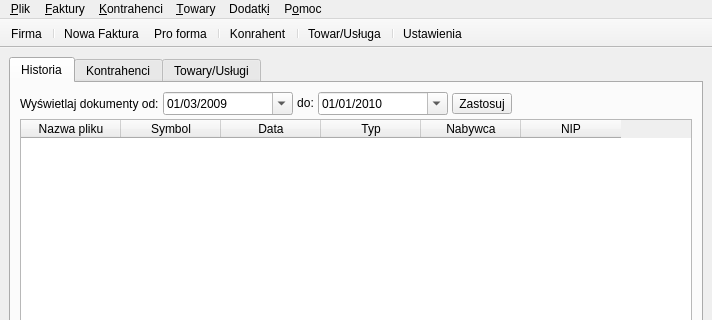
The window that MainWindow.ui (juliagoda/qfaktury) describes before a commit, drawn with Qt 5; both pictures show x 0 to 712 and y 0 to 320 of the 712 by 487 pixel window.
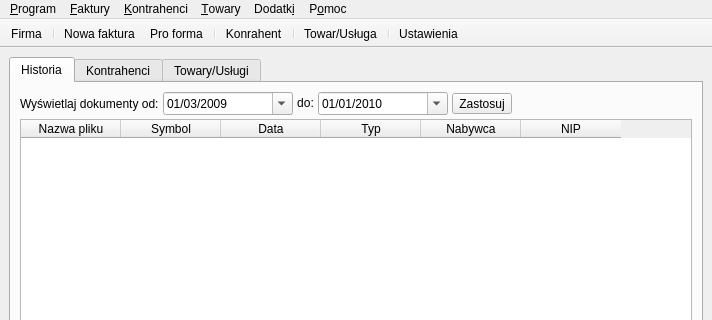
The same window after the commit. Icons and pictures are not drawn.

The edit to the form file:
```diff
--- a/MainWindow.ui
+++ b/MainWindow.ui
@@ -392,7 +392,7 @@
    </property>
    <widget class="QMenu" name="plikAct" >
     <property name="title" >
-     <string>&amp;Plik</string>
+     <string>&amp;Program</string>
     </property>
     <addaction name="plikDane_firmyAction" />
     <addaction name="plikUstawieniaAction" />
@@ -521,11 +521,11 @@
      <normaloff>:/res/icons/nowa_faktura.png</normaloff>:/res/icons/nowa_faktura.png</iconset>
    </property>
    <property name="text" >
+    <string>Faktura VAT</string>
+   </property>
+   <property name="iconText" >
     <string>Nowa faktura</string>
    </property>
-   <property name="iconText" >
-    <string>Nowa Faktura</string>
-   </property>
    <property name="shortcut" >
     <string>F5</string>
    </property>
@@ -899,7 +899,7 @@
      <normaloff>:/res/icons/nowa_proforma.png</normaloff>:/res/icons/nowa_proforma.png</iconset>
    </property>
    <property name="text" >
-    <string>Nowa pro forma</string>
+    <string>Pro Forma</string>
    </property>
    <property name="iconText" >
     <string>Pro forma</string>
```
Left out of the diff: 6 changed lines with no effect on the pictures.
